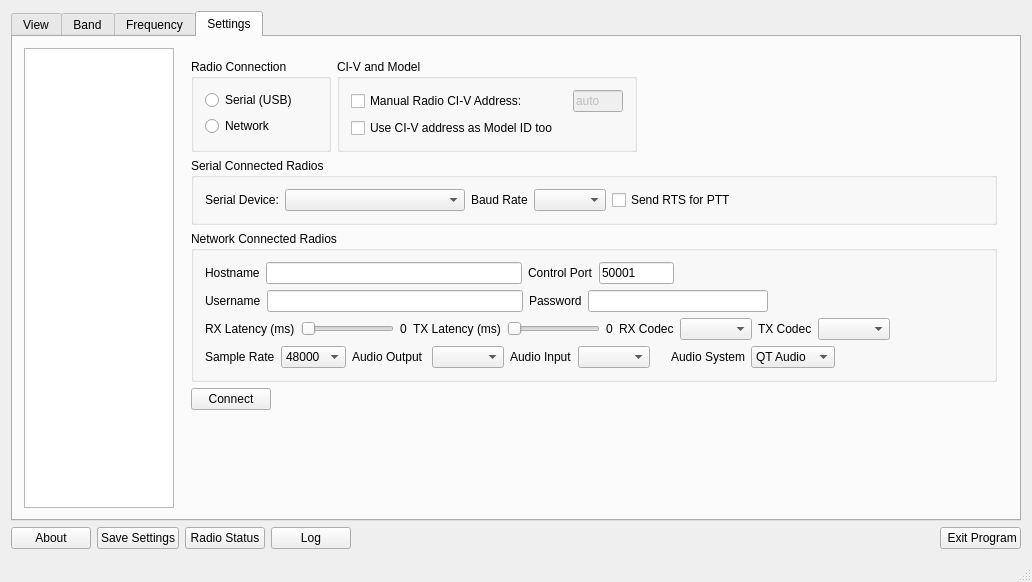
Above: wfmain.ui from adecarolis/wfweb before the change. Below: the same form after it.
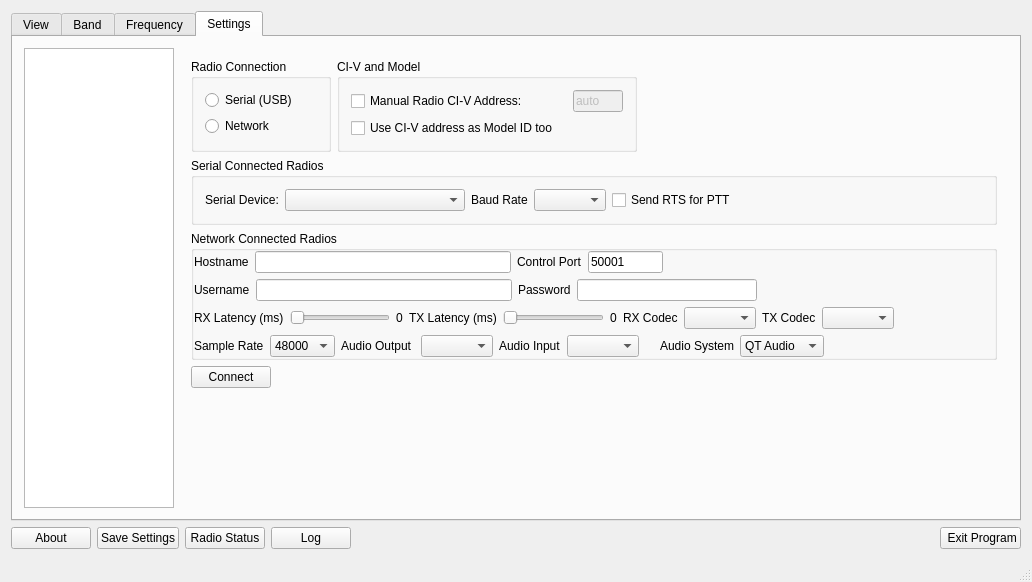
That is the form after the change. Custom widgets are drawn as their Qt base class.

Commit message: Removed some additional padding that was left in parts of the UI.

The edit to the form file:
```diff
--- a/wfmain.ui
+++ b/wfmain.ui
@@ -2406,6 +2406,21 @@
                    <string>Network Connected Radios</string>
                   </property>
                   <layout class="QVBoxLayout" name="verticalLayout_22">
+                   <property name="spacing">
+                    <number>6</number>
+                   </property>
+                   <property name="leftMargin">
+                    <number>0</number>
+                   </property>
+                   <property name="topMargin">
+                    <number>0</number>
+                   </property>
+                   <property name="rightMargin">
+                    <number>0</number>
+                   </property>
+                   <property name="bottomMargin">
+                    <number>0</number>
+                   </property>
                    <item>
                     <layout class="QHBoxLayout" name="horizontalLayout_13">
                      <property name="leftMargin">
```
Left out of the diff: 19 changed lines with no effect on the pictures.
